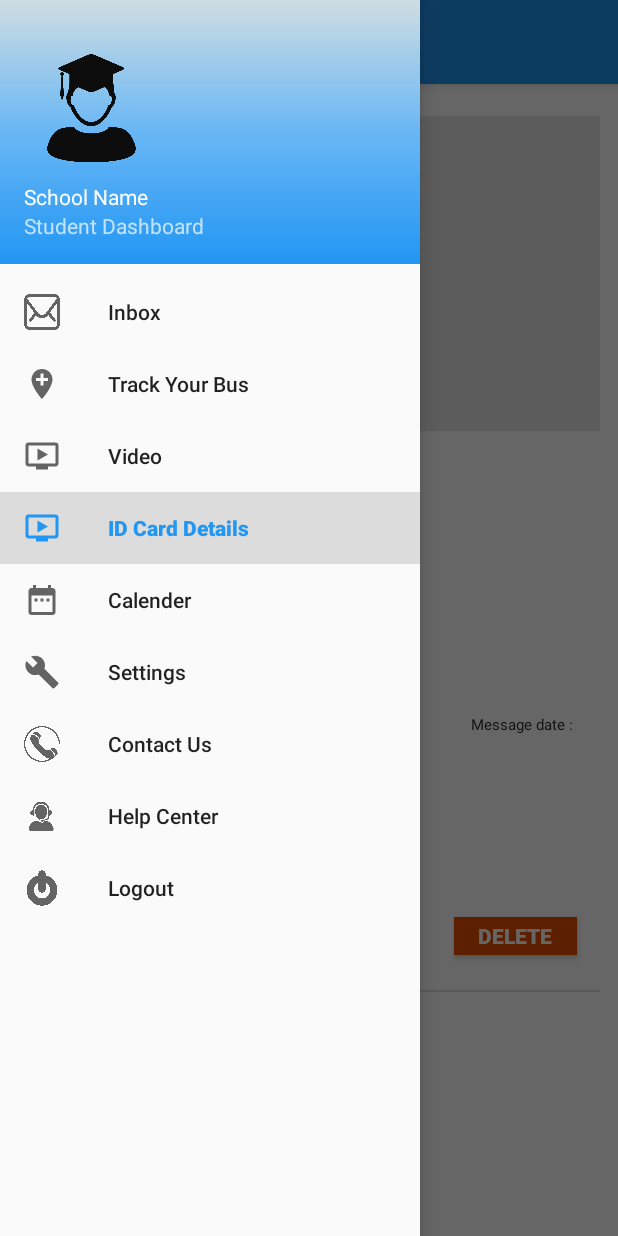
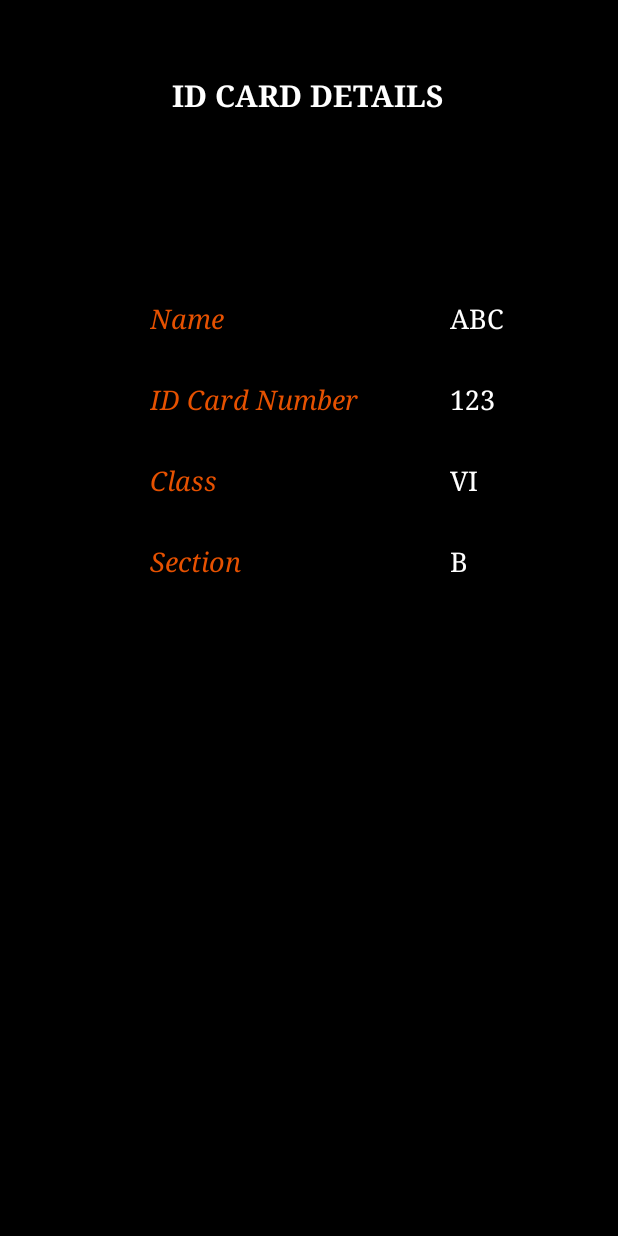
Before and after one commit to sarthaksarm/ICSBLR, an Android app: the Student screen opened directly, with no data from a screen before it, in the side drawer, after a tap on "ID Card Details", on a phone screen of 412 x 824 dp. Run offline under Robolectric (Android 15) with nearby library versions, the phone set to English and light mode, and no system bars; our stand-ins replace navigation-ui; libraries missing offline, so code that uses them is left out: com.synnapps.carouselview; pictures from the network do not load; 12 statements that could not run were skipped.

Commit message:
ID Card UI

```diff
--- a/SCHOOL_1part2/app/src/main/AndroidManifest.xml
+++ b/SCHOOL_1part2/app/src/main/AndroidManifest.xml
@@ -12,7 +12,8 @@
         android:theme="@style/AppTheme"
         android:usesCleartextTraffic="true"
         tools:replace="android:label">
-        <activity android:name=".parent.Fee_details"></activity>
+        <activity android:name=".student.ID_card_details"></activity>
+        <activity android:name=".parent.Fee_details" />
         <activity android:name=".Splash" />
         <activity android:name=".teacher.Marksact" />
         <activity android:name=".Student_att" />
@@ -51,11 +52,11 @@
             </intent-filter>
         </service>
     </application>
-    <uses-permission android:name="android.permission.READ_EXTERNAL_STORAGE" />
     <uses-permission android:name="android.permission.INTERNET" />
     <uses-permission android:name="android.permission.INTERNET" />
     <uses-permission android:name="android.permission.INTERNET" />
-
     <uses-permission android:name="android.permission.ACCESS_NETWORK_STATE" />
 
+    <uses-permission android:name="android.permission.READ_EXTERNAL_STORAGE" />
+
 </manifest>
--- /dev/null
+++ b/SCHOOL_1part2/app/src/main/java/com/alramlawi/schoolapp/student/ID_card_details.java
@@ -0,0 +1,16 @@
+package com.alramlawi.schoolapp.student;
+
+import androidx.appcompat.app.AppCompatActivity;
+
+import android.os.Bundle;
+
+import com.alramlawi.schoolapp.R;
+
+public class ID_card_details extends AppCompatActivity {
+
+    @Override
+    protected void onCreate(Bundle savedInstanceState) {
+        super.onCreate(savedInstanceState);
+        setContentView(R.layout.activity_id_card_details);
+    }
+}
--- a/SCHOOL_1part2/app/src/main/java/com/alramlawi/schoolapp/student/Student.java
+++ b/SCHOOL_1part2/app/src/main/java/com/alramlawi/schoolapp/student/Student.java
@@ -66,6 +66,8 @@ public class Student extends AppCompatActivity {
                         i2.setData(Uri.parse(url2));
                         startActivity(i2);
                         break;
+                    case R.id.id_card:  Intent in=new Intent(Student.this, ID_card_details.class);
+                        startActivity(in);
 
                     default:
                         break;
--- /dev/null
+++ b/SCHOOL_1part2/app/src/main/res/drawable/ic_id_card.xml
@@ -0,0 +1,9 @@
+<vector xmlns:android="http://schemas.android.com/apk/res/android"
+        android:width="24dp"
+        android:height="24dp"
+        android:viewportWidth="24.0"
+        android:viewportHeight="24.0">
+    <path
+        android:fillColor="#FF000000"
+        android:pathData="M12,5.9c1.16,0 2.1,0.94 2.1,2.1s-0.94,2.1 -2.1,2.1S9.9,9.16 9.9,8s0.94,-2.1 2.1,-2.1m0,9c2.97,0 6.1,1.46 6.1,2.1v1.1L5.9,18.1L5.9,17c0,-0.64 3.13,-2.1 6.1,-2.1M12,4C9.79,4 8,5.79 8,8s1.79,4 4,4 4,-1.79 4,-4 -1.79,-4 -4,-4zM12,13c-2.67,0 -8,1.34 -8,4v3h16v-3c0,-2.66 -5.33,-4 -8,-4z"/>
+</vector>
--- a/SCHOOL_1part2/app/src/main/res/layout/activity_fee_details.xml
+++ b/SCHOOL_1part2/app/src/main/res/layout/activity_fee_details.xml
@@ -14,7 +14,7 @@
         android:layout_centerHorizontal="true"
         android:text="FEE DETAILS"
         android:fontFamily="serif"
-        android:textSize="25dp"
+        android:textSize="21dp"
         android:textStyle="bold"
         android:textColor="#fff"
         android:layout_marginTop="50dp"
@@ -24,7 +24,7 @@
         android:layout_width="wrap_content"
         android:layout_height="wrap_content"
         android:text="Total Fees"
-        android:textSize="22dp"
+        android:textSize="18dp"
         android:layout_marginStart="50dp"
         android:layout_centerVertical="true"
         android:textColor="@color/colorOrange"
@@ -39,7 +39,7 @@
         android:id="@+id/feedetailtxt"
         android:layout_alignBaseline="@+id/feetxt"
         android:text="20000 Rs."
-        android:textSize="22dp"
+        android:textSize="18dp"
         android:textColor="#fff"
         android:fontFamily="serif"
         android:layout_alignStart="@+id/feetxt"
--- /dev/null
+++ b/SCHOOL_1part2/app/src/main/res/layout/activity_id_card_details.xml
@@ -0,0 +1,141 @@
+<?xml version="1.0" encoding="utf-8"?>
+<RelativeLayout
+    xmlns:android="http://schemas.android.com/apk/res/android"
+    xmlns:app="http://schemas.android.com/apk/res-auto"
+    xmlns:tools="http://schemas.android.com/tools"
+    android:layout_width="match_parent"
+    android:layout_height="match_parent"
+    android:background="#000"
+    tools:context="com.alramlawi.schoolapp.student.ID_card_details">
+
+    <TextView
+        android:layout_width="wrap_content"
+        android:layout_height="wrap_content"
+        android:layout_centerHorizontal="true"
+        android:text="ID CARD DETAILS"
+        android:fontFamily="serif"
+        android:textSize="20dp"
+        android:textStyle="bold"
+        android:textColor="#fff"
+        android:layout_marginTop="50dp"
+        />
+
+    <TextView
+        android:id="@+id/nametxt"
+        android:layout_width="wrap_content"
+        android:layout_height="wrap_content"
+        android:text="Name"
+        android:textSize="18dp"
+        android:layout_marginStart="100dp"
+        android:textColor="@color/colorOrange"
+        android:layout_marginTop="200dp"
+        android:fontFamily="serif"
+        android:textStyle="italic"
+        />
+
+    <TextView
+        android:layout_width="wrap_content"
+        android:layout_height="wrap_content"
+        android:id="@+id/nameanstxt"
+        android:layout_alignBaseline="@+id/nametxt"
+        android:text="ABC"
+        android:textSize="18dp"
+        android:textColor="#fff"
+        android:layout_marginTop="200dp"
+        android:fontFamily="serif"
+        android:layout_alignStart="@+id/nametxt"
+        android:layout_marginStart="200dp"
+        />
+
+    <TextView
+        android:id="@+id/idnotxt"
+        android:layout_width="wrap_content"
+        android:layout_height="wrap_content"
+        android:text="ID Card Number"
+        android:textSize="18dp"
+        android:layout_marginStart="100dp"
+        android:layout_centerVertical="true"
+        android:layout_marginTop="30dp"
+        android:layout_below="@+id/nametxt"
+        android:textColor="@color/colorOrange"
+        android:fontFamily="serif"
+        android:textStyle="italic"
+        />
+
+    <TextView
+        android:id="@+id/idnoanstxt"
+        android:layout_width="wrap_content"
+        android:layout_height="wrap_content"
+        android:layout_alignBaseline="@+id/idnotxt"
+        android:text="123"
+        android:textSize="18dp"
+        android:textColor="#fff"
+        android:layout_below="@+id/nameanstxt"
+        android:layout_marginTop="30dp"
+        android:fontFamily="serif"
+        android:layout_alignStart="@+id/idnotxt"
+        android:layout_marginStart="200dp"
+        />
+
+
+    <TextView
+        android:id="@+id/classtxt"
+        android:layout_width="wrap_content"
+        android:layout_height="wrap_content"
+        android:text="Class"
+        android:textSize="18dp"
+        android:layout_marginStart="100dp"
+        android:layout_centerVertical="true"
+        android:layout_marginTop="30dp"
+        android:layout_below="@+id/idnotxt"
+        android:textColor="@color/colorOrange"
+        android:fontFamily="serif"
+        android:textStyle="italic"
+        />
+
+    <TextView
+        android:id="@+id/classanstxt"
+        android:layout_width="wrap_content"
+        android:layout_height="wrap_content"
+        android:layout_alignBaseline="@+id/classtxt"
+        android:text="VI"
+        android:textSize="18dp"
+        android:textColor="#fff"
+        android:layout_below="@+id/idnoanstxt"
+        android:layout_marginTop="30dp"
+        android:fontFamily="serif"
+        android:layout_alignStart="@+id/classtxt"
+        android:layout_marginStart="200dp"
+        />
+
+    <TextView
+        android:id="@+id/sectiontxt"
+        android:layout_width="wrap_content"
+        android:layout_height="wrap_content"
+        android:text="Section"
+        android:textSize="18dp"
+        android:layout_marginStart="100dp"
+        android:layout_centerVertical="true"
+        android:layout_marginTop="30dp"
+        android:layout_below="@+id/classtxt"
+        android:textColor="@color/colorOrange"
+        android:fontFamily="serif"
+        android:textStyle="italic"
+        />
+
+    <TextView
+        android:id="@+id/secanstxt"
+        android:layout_width="wrap_content"
+        android:layout_height="wrap_content"
+        android:layout_alignBaseline="@+id/sectiontxt"
+        android:text="B"
+        android:textSize="18dp"
+        android:textColor="#fff"
+        android:layout_below="@+id/classanstxt"
+        android:layout_marginTop="30dp"
+        android:fontFamily="serif"
+        android:layout_alignStart="@+id/sectiontxt"
+        android:layout_marginStart="200dp"
+        />
+
+</RelativeLayout>
--- a/SCHOOL_1part2/app/src/main/res/menu/activity_student_drawer.xml
+++ b/SCHOOL_1part2/app/src/main/res/menu/activity_student_drawer.xml
@@ -21,7 +21,7 @@
 
         <item
             android:id="@+id/id_card"
-            android:icon="@drawable/ic_video"
+            android:icon="@drawable/ic_id_card"
             android:title="ID Card Details" />
 
         <item
```
Also changed, not shown: 4 other files.
